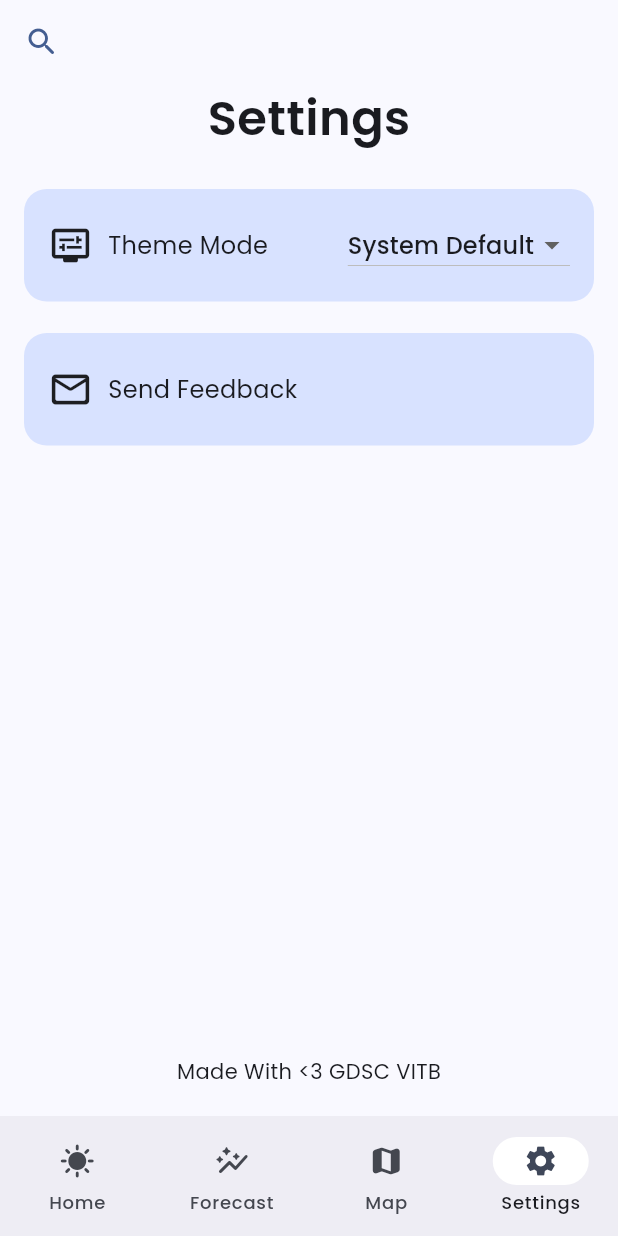
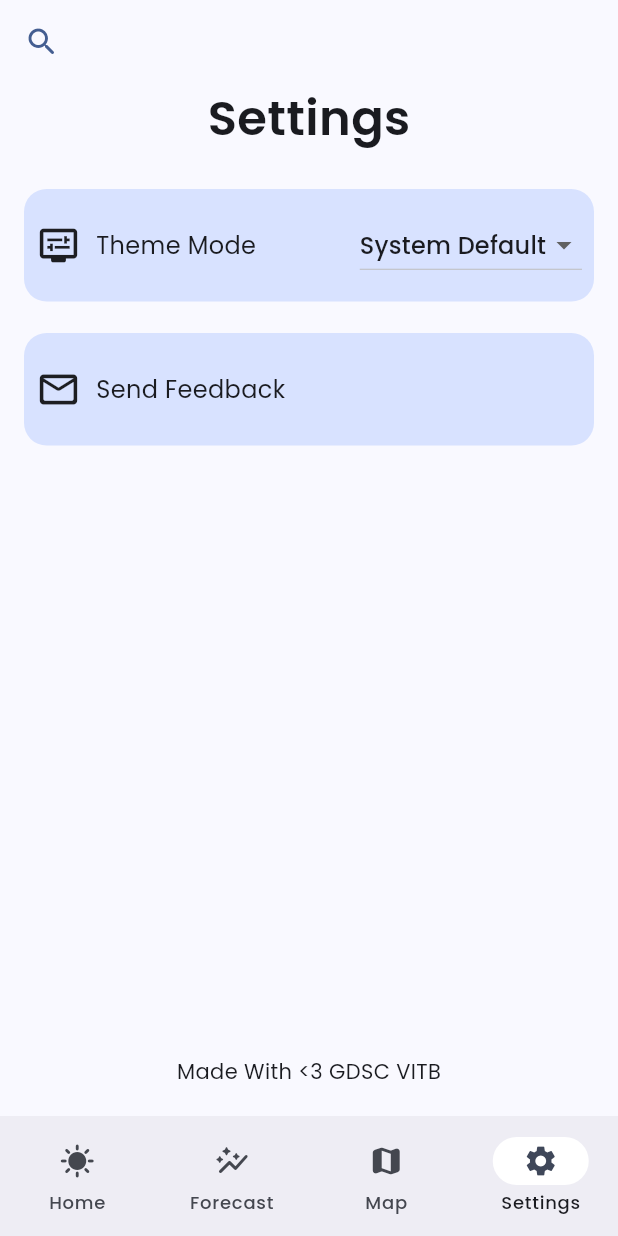
Before and after one commit to GDGCVITBHOPAL/Weathered, a Flutter app: the screen it shows after launch, item 4 of the bottom bar chosen, on a phone screen of 412 x 824 dp. Run offline on Flutter 3.47's test engine with Material 3 defaults, Android fonts, the light colour scheme and no system bars; drawn by our look-alikes of dynamic_color; our stand-ins replace connectivity_plus, flutter_riverpod, gap, geolocator, google_maps_flutter, logger; missing offline and left inert: app_settings; network calls fail.

Commit message:
-Added check for location permission, location settings, and Internet settings (if they are off, it will show error) -Added a check if the api fetching the data gives out globe (by default firstly it gives that), then it will be in state of loading -Adjusted the fit of the setting's theme mode

```diff
--- a/lib/src/features/home/view/home_view.dart
+++ b/lib/src/features/home/view/home_view.dart
@@ -1,4 +1,5 @@
 import 'package:app_settings/app_settings.dart';
+import 'package:connectivity_plus/connectivity_plus.dart';
 import 'package:dynamic_color/dynamic_color.dart';
 import 'package:flutter/material.dart';
 import 'package:flutter_riverpod/flutter_riverpod.dart';
@@ -21,23 +22,51 @@ class HomeView extends StatefulWidget {
 
 class _HomeViewState extends State<HomeView> {
   bool _locationPermissionGranted = false;
+  bool _locationServices = false;
+  bool isConnected = false;
 
   @override
   void initState() {
     super.initState();
+    checkInternetConnection();
     requestLocationPermission();
+    checkLocationConnection();
+  }
+
+  Future<void> checkInternetConnection() async {
+    var connectivityResult = await Connectivity().checkConnectivity();
+    if (connectivityResult[0] == ConnectivityResult.none) {
+      setState(() {
+        isConnected = false;
+      });
+    } else {
+      for (var i in connectivityResult) {
+        if (i == ConnectivityResult.mobile || i == ConnectivityResult.wifi) {
+          setState(() {
+            isConnected = true;
+          });
+        }
+      }
+    }
+  }
+
+  Future<void> checkLocationConnection() async {
+    bool isServiceEnabled = await Geolocator.isLocationServiceEnabled();
+    logger1.i(isServiceEnabled);
+    if (!isServiceEnabled) {
+      // Location services are not enabled, show error message
+      setState(() {
+        _locationServices = false;
+      });
+    } else {
+      setState(() {
+        _locationServices = true;
+      });
+    }
   }
 
   Future<void> requestLocationPermission() async {
     LocationPermission permission;
-    bool isServiceEnabled = await Geolocator.isLocationServiceEnabled();
-    if (!isServiceEnabled) {
-      // Location services are not enabled, show error message
-      setState(() {
-        _locationPermissionGranted = false;
-      });
-      return;
-    }
 
     permission = await Geolocator.checkPermission();
     if (permission == LocationPermission.denied ||
@@ -95,7 +124,104 @@ class _HomeViewState extends State<HomeView> {
                         AppSettings.openAppSettings(
                             type: AppSettingsType.location)
                       },
-                  child: const Text("Open Location Settings"))
+                  child: const Text("Open Location Settings")),
+              const Gap(10.0),
+              ElevatedButton(
+                  onPressed: () => requestLocationPermission(),
+                  child: const Text("Retry"))
+            ],
+          ),
+        ),
+      );
+    }
+
+    if (!_locationServices) {
+      return Scaffold(
+        appBar: appBar(context),
+        body: Center(
+          child: Column(
+            mainAxisAlignment: MainAxisAlignment.center,
+            crossAxisAlignment: CrossAxisAlignment.center,
+            children: [
+              const Icon(
+                Icons.location_off_sharp,
+                color: Colors.red,
+                size: 60.0,
+              ),
+              const Gap(10.0),
+              const SizedBox(
+                width: 500.0,
+                child: Column(
+                  children: [
+                    Text(
+                      'Location settings is turned off',
+                      textAlign: TextAlign.center,
+                      style: TextStyle(
+                          fontSize: 20.0, fontWeight: FontWeight.bold),
+                    ),
+                    Gap(7.5),
+                    Text("Please turn on the location settings")
+                  ],
+                ),
+              ),
+              const Gap(15.0),
+              ElevatedButton(
+                  onPressed: () => {
+                        AppSettings.openAppSettings(
+                            type: AppSettingsType.location)
+                      },
+                  child: const Text("Open Location Settings")),
+              const Gap(10.0),
+              ElevatedButton(
+                  onPressed: () => checkLocationConnection(),
+                  child: const Text("Retry"))
+            ],
+          ),
+        ),
+      );
+    }
+
+    if (!isConnected) {
+      return Scaffold(
+        appBar: appBar(context),
+        body: Center(
+          child: Column(
+            mainAxisAlignment: MainAxisAlignment.center,
+            crossAxisAlignment: CrossAxisAlignment.center,
+            children: [
+              const Icon(
+                Icons.wifi_off_sharp,
+                color: Colors.red,
+                size: 60.0,
+              ),
+              const Gap(10.0),
+              SizedBox(
+                width: 500.0,
+                child: Column(
+                  children: [
+                    SizedBox(
+                      width: MediaQuery.of(context).size.width * 0.80,
+                      child: const Text(
+                        'Internet connection is required to use this app',
+                        textAlign: TextAlign.center,
+                        style: TextStyle(
+                            fontSize: 20.0, fontWeight: FontWeight.bold),
+                      ),
+                    ),
+                    const Gap(7.5),
+                    const Text("Please check your internet connection")
+                  ],
+                ),
+              ),
+              const Gap(15.0),
+              ElevatedButton(
+                  onPressed: () => checkInternetConnection(),
+                  child: const Text("Retry")),
+              const Gap(10),
+              ElevatedButton(
+                  onPressed: () => AppSettings.openAppSettings(
+                      type: AppSettingsType.wireless),
+                  child: const Text("Open device settings"))
             ],
           ),
         ),
--- a/lib/src/features/settings/view/settings_view.dart
+++ b/lib/src/features/settings/view/settings_view.dart
@@ -40,7 +40,7 @@ class SettingsView extends ConsumerWidget {
               color: Theme.of(context).colorScheme.primaryContainer,
               borderRadius: BorderRadius.circular(15.0),
             ),
-            padding: const EdgeInsets.all(16.0),
+            padding: const EdgeInsets.all(8.0),
             child: Row(
               children: [
                 const Icon(Icons.display_settings_rounded, size: 30.0),
@@ -90,7 +90,7 @@ class SettingsView extends ConsumerWidget {
                 color: Theme.of(context).colorScheme.primaryContainer,
                 borderRadius: BorderRadius.circular(15.0),
               ),
-              padding: const EdgeInsets.all(16.0),
+              padding: const EdgeInsets.all(8.0),
               child: Row(
                 children: [
                   const Icon(Icons.mail_outline_rounded, size: 30.0),
```
Also changed, not shown: lib/src/features/dashboard/view/dashboard_view.dart (+20 -0 lines).
